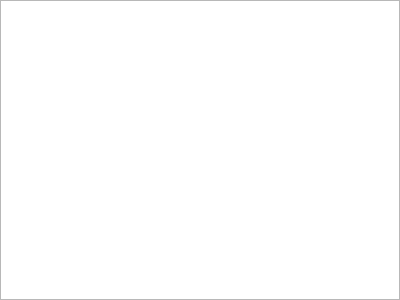
The window that PoePal/PLogWidget.ui (PoePal/PoePal) describes before a commit, drawn with Qt 5.
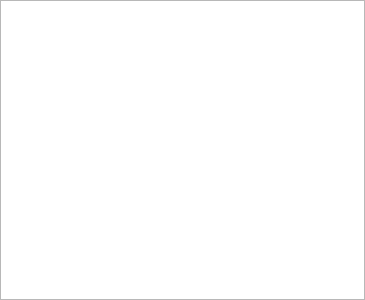
The same window after the commit.

```diff
--- a/PoePal/PLogWidget.ui
+++ b/PoePal/PLogWidget.ui
@@ -6,7 +6,7 @@
    <rect>
     <x>0</x>
     <y>0</y>
-    <width>400</width>
+    <width>365</width>
     <height>300</height>
    </rect>
   </property>
@@ -31,14 +31,7 @@
      <number>0</number>
     </property>
     <item>
-     <widget class="QPlainTextEdit" name="_Text">
-      <property name="lineWrapMode">
-       <enum>QPlainTextEdit::NoWrap</enum>
-      </property>
-      <property name="readOnly">
-       <bool>true</bool>
-      </property>
-     </widget>
+     <widget class="QListView" name="_ListView"/>
     </item>
    </layout>
   </widget>
```
